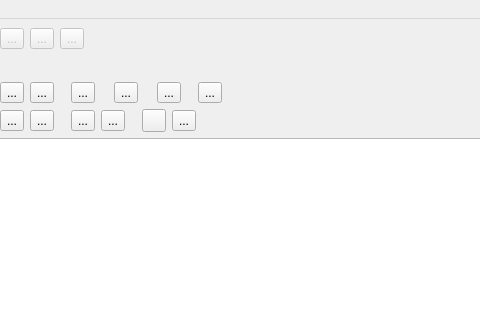
arcirk/ws_solution, file certmanager/CertManager/mainwindow.ui: the form before one commit; both pictures show x 319 to 799 and y 0 to 320 of the 1154 by 746 pixel window.
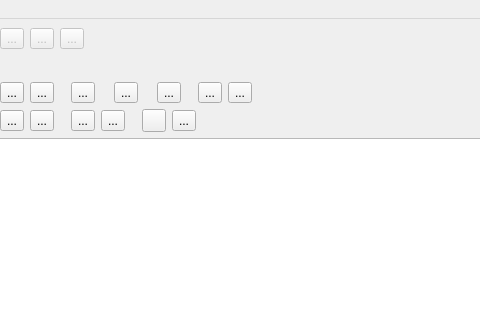
The form after the commit. Icons and pictures are not drawn.

What changed in the file:
```diff
--- a/certmanager/CertManager/mainwindow.ui
+++ b/certmanager/CertManager/mainwindow.ui
@@ -510,6 +510,17 @@
            </property>
           </widget>
          </item>
+         <item>
+          <widget class="QToolButton" name="btnSendWsMessage">
+           <property name="text">
+            <string>...</string>
+           </property>
+           <property name="icon">
+            <iconset resource="certmaster.qrc">
+             <normaloff>:/img/message.png</normaloff>:/img/message.png</iconset>
+           </property>
+          </widget>
+         </item>
          <item>
           <spacer name="horizontalSpacer">
            <property name="orientation">
```
